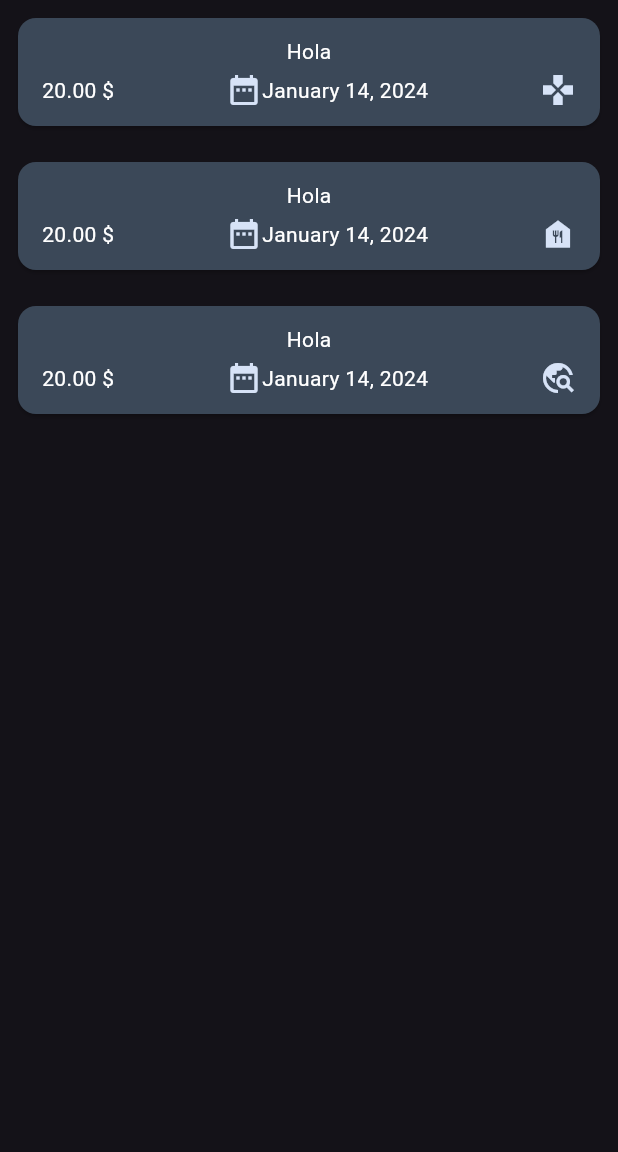
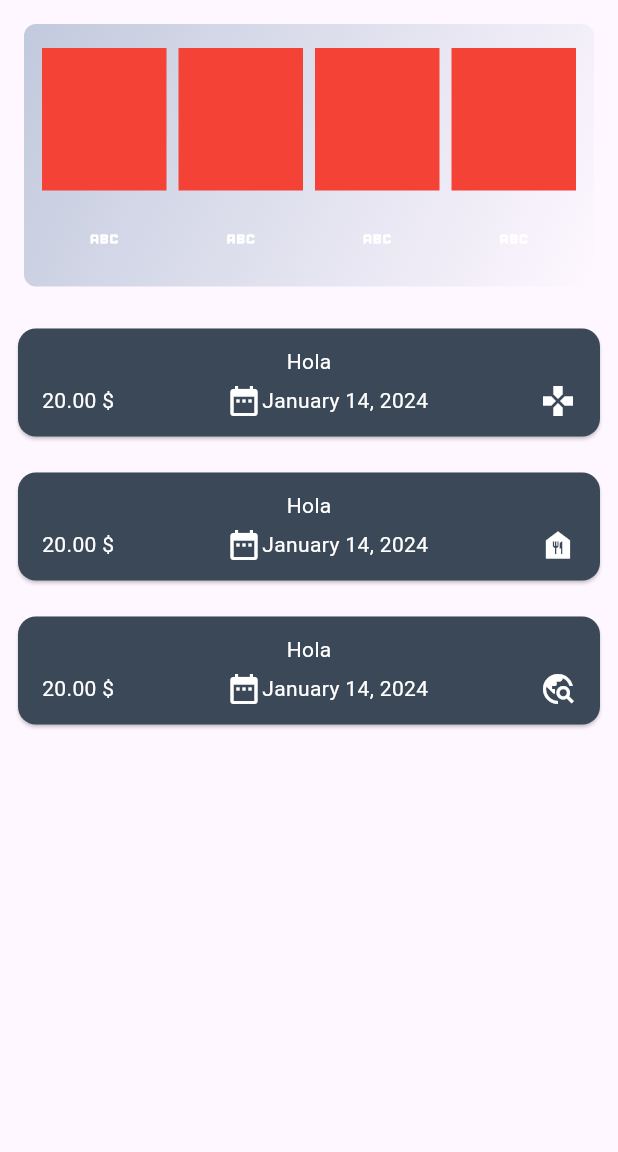
Before and after one commit to riahimedyassin/Expenses-App, a Flutter app: the screen it shows after launch, on a phone screen of 412 x 824 dp, the part 84-1236 px from its top. Run offline on Flutter 3.47's test engine with Material 3 defaults, Android fonts, the phone set to English and light mode, and no system bars.

Commit message:
Working on chart bar

```diff
--- /dev/null
+++ b/lib/chart/chart.dart
@@ -0,0 +1,68 @@
+import 'package:flutter/material.dart';
+import 'package:personal_expanses/chart/chart_bar.dart';
+import 'package:personal_expanses/models/expenses.model.dart';
+
+class Chart extends StatelessWidget {
+  const Chart({super.key, required this.expenses});
+  final List<Expense> expenses;
+
+  List<ExpensePocket> get buckets {
+    return [
+      ExpensePocket.forCategory(expenses, ExpenseCategory.food),
+      ExpensePocket.forCategory(expenses, ExpenseCategory.travel),
+      ExpensePocket.forCategory(expenses, ExpenseCategory.games),
+      ExpensePocket.forCategory(expenses, ExpenseCategory.food)
+    ];
+  }
+
+  get maxExpense {
+    double maxExpense = 0;
+    for (var b in buckets) {
+      if (b.totalExpenses > maxExpense) maxExpense = b.totalExpenses;
+    }
+    return maxExpense;
+  }
+
+  @override
+  Widget build(BuildContext context) {
+    return Container(
+      margin: const EdgeInsets.all(16),
+      padding: const EdgeInsets.symmetric(vertical: 16, horizontal: 8),
+      width: double.infinity,
+      height: 175,
+      decoration: BoxDecoration(
+        borderRadius: BorderRadius.circular(8),
+        gradient: LinearGradient(colors: [
+          Theme.of(context).colorScheme.primary.withOpacity(0.3),
+          Theme.of(context).colorScheme.primary.withOpacity(0),
+        ], begin: Alignment.topLeft, end: Alignment.bottomRight),
+      ),
+      child: Column(
+        children: [
+          Expanded(
+            child: Row(
+              children: [for (final b in buckets) ChartBar(fill: b.totalExpenses,)],
+            ),
+          ),
+          const SizedBox(
+            height: 16,
+          ),
+          Row(
+            children: buckets
+                .map(
+                  (e) => const Expanded(
+                    child: Padding(
+                      padding: EdgeInsets.symmetric(
+                        vertical: 4,
+                      ),
+                      child: Icon(Icons.abc),
+                    ),
+                  ),
+                )
+                .toList(),
+          )
+        ],
+      ),
+    );
+  }
+}
--- /dev/null
+++ b/lib/chart/chart_bar.dart
@@ -0,0 +1,17 @@
+import 'package:flutter/material.dart';
+
+class ChartBar extends StatelessWidget {
+  const ChartBar({super.key, required this.fill});
+  final double fill ;
+
+  @override
+  Widget build(BuildContext context) {
+    return Expanded(
+      child: Padding(
+          padding: EdgeInsets.symmetric(horizontal: 4),
+          child: Container(
+            color: Colors.red,
+          )),
+    );
+  }
+}
--- a/lib/expenses.dart
+++ b/lib/expenses.dart
@@ -2,6 +2,7 @@ import 'dart:developer';
 
 import 'package:flutter/material.dart';
 import 'package:personal_expanses/add_expense.dart';
+import 'package:personal_expanses/chart/chart.dart';
 import 'package:personal_expanses/models/expenses.model.dart';
 import 'package:personal_expanses/widgets/expenses_list.dart';
 
@@ -71,8 +72,21 @@ class _ExpensesState extends State<Expenses> {
           ),
         )
       ]),
-        body: ExpensesList(
+      body: Center(
+        child: Column(
+          mainAxisAlignment: MainAxisAlignment.center,
+          crossAxisAlignment: CrossAxisAlignment.center,
+          children: [
+            Chart(expenses: _registeredExpenses),
+            Expanded(
+              child: ExpensesList(
                 registeredExpenses: _registeredExpenses,
-            deleteExpanse: deleteExpanse));
+                deleteExpanse: deleteExpanse,
+              ),
+            )
+          ],
+        ),
+      ),
+    );
   }
 }
--- a/lib/main.dart
+++ b/lib/main.dart
@@ -15,7 +15,7 @@ class MyApp extends StatelessWidget {
     return MaterialApp(
       debugShowCheckedModeBanner: false,
       title: 'Flutter Demo',
-      themeMode: ThemeMode.dark,
+      themeMode: ThemeMode.light,
       theme: ThemeData().copyWith(
         colorScheme: myColorSchema,
         appBarTheme: const AppBarTheme().copyWith(
--- a/lib/models/expenses.model.dart
+++ b/lib/models/expenses.model.dart
@@ -36,3 +36,21 @@ class Expense {
     return dateTime.format(date);
   }
 }
+
+class ExpensePocket {
+  const ExpensePocket(this.expenses, this.category);
+  ExpensePocket.forCategory(List<Expense> allExpenses, this.category)
+      : expenses = allExpenses
+            .where((element) => element.category == category)
+            .toList();
+
+  final ExpenseCategory category;
+  final List<Expense> expenses;
+  double get totalExpenses {
+    double total = 0;
+    for (var expense in expenses) {
+      total += expense.amount;
+    }
+    return total;
+  }
+}
```
Lines whose indentation alone changed are shown as unchanged.
